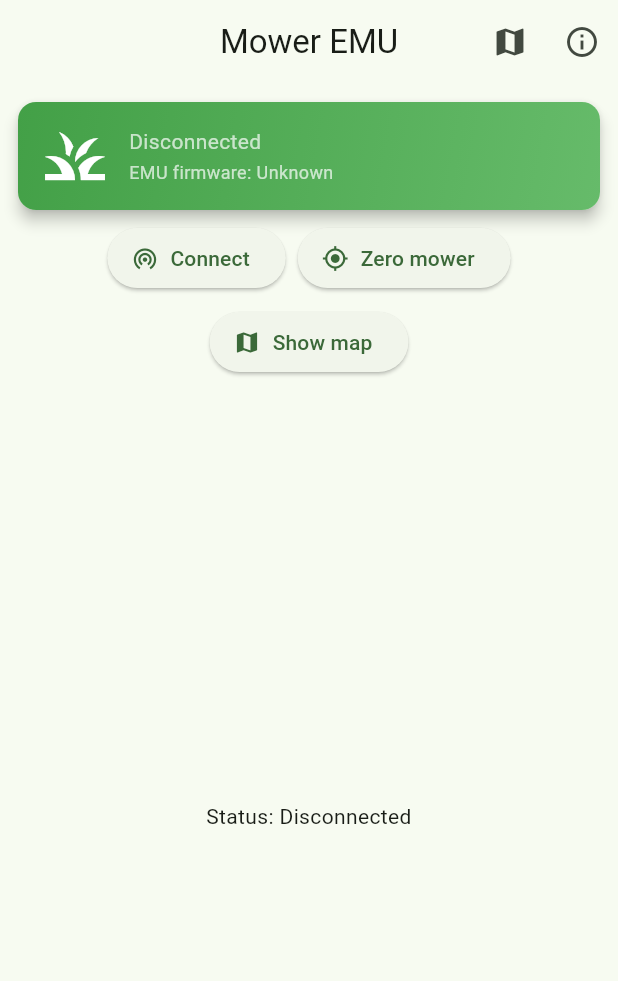
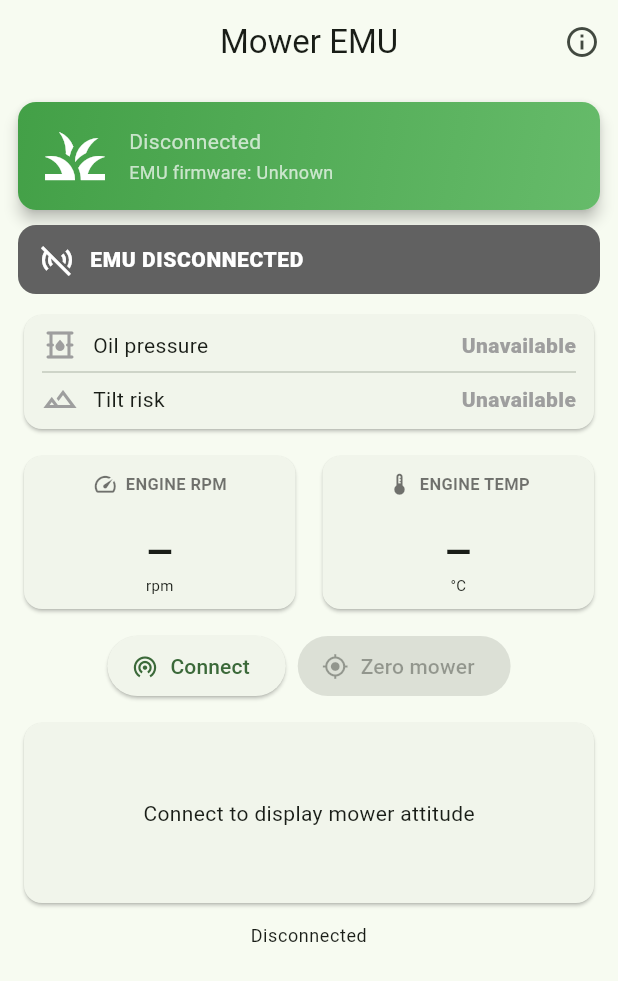
Before and after one commit to henrybrankin/mower_phone_app, a Flutter app: the screen it shows after launch, on a phone screen of 412 x 824 dp. Shown: the top 981 px of the screen. Run offline on Flutter 3.47's test engine with Material 3 defaults, Android fonts, the light colour scheme and no system bars; our stand-ins replace flutter_blue_plus, package_info_plus; missing offline and left inert: window_size.

Commit message:
Add engine monitoring UI and reserve hardware pins

```diff
--- a/lib/main.dart
+++ b/lib/main.dart
@@ -135,16 +135,11 @@ class _HomeScreenState extends State<HomeScreen> with WidgetsBindingObserver {
 
     final roll = bytes[0].toSigned(8);
     final pitch = bytes[1].toSigned(8);
-    final pressure = bytes[2] * (360.0 / 255.0);
-    final temp = bytes[3].toSigned(8).toDouble();
-
     setState(() {
       _last = TelemetryData(
         ts: DateTime.now(),
         rollDeg: roll.toDouble(),
         pitchDeg: pitch.toDouble(),
-        oilPressure: pressure,
-        oilTemp: temp,
       );
     });
   }
@@ -240,6 +235,7 @@ class _HomeScreenState extends State<HomeScreen> with WidgetsBindingObserver {
           mowerConnected: _connected,
           mowerFirmwareVersion: _firmwareVersion,
           bleService: _bleService,
+          onShowMap: _openHeatmap,
         ),
       ),
     );
@@ -253,11 +249,6 @@ class _HomeScreenState extends State<HomeScreen> with WidgetsBindingObserver {
         centerTitle: true,
         actions: [
           IconButton(
-            onPressed: _openHeatmap,
-            icon: const Icon(Icons.map),
-            tooltip: 'Open failure heatmap',
-          ),
-          IconButton(
             onPressed: _openAboutDiagnostics,
             icon: const Icon(Icons.info_outline),
             tooltip: 'About and diagnostics',
@@ -267,15 +258,45 @@ class _HomeScreenState extends State<HomeScreen> with WidgetsBindingObserver {
       body: Center(
         child: ConstrainedBox(
           constraints: const BoxConstraints(maxWidth: 420),
-          child: Padding(
+          child: ListView(
             padding: const EdgeInsets.all(12),
-            child: Column(
             children: [
                 StatusPanel(
                   connected: _connected,
                   firmwareVersion: _firmwareVersion,
                 ),
-                const SizedBox(height: 8),
+                const SizedBox(height: 10),
+                SafetySummary(
+                  connected: _connected,
+                  telemetryAvailable: _last != null,
+                ),
+                const SizedBox(height: 10),
+                SensorStatusPanel(
+                  connected: _connected,
+                  rollDeg: _last?.rollDeg,
+                  pitchDeg: _last?.pitchDeg,
+                ),
+                const SizedBox(height: 10),
+                const Row(
+                  children: [
+                    Expanded(
+                      child: CompactInstrument(
+                        icon: Icons.speed,
+                        label: 'ENGINE RPM',
+                        unit: 'rpm',
+                      ),
+                    ),
+                    SizedBox(width: 10),
+                    Expanded(
+                      child: CompactInstrument(
+                        icon: Icons.thermostat,
+                        label: 'ENGINE TEMP',
+                        unit: '°C',
+                      ),
+                    ),
+                  ],
+                ),
+                const SizedBox(height: 10),
                 Wrap(
                   alignment: WrapAlignment.center,
                   spacing: 8,
@@ -289,37 +310,29 @@ class _HomeScreenState extends State<HomeScreen> with WidgetsBindingObserver {
                       label: Text(_connected ? 'Disconnect' : 'Connect'),
                     ),
                     ElevatedButton.icon(
-                      onPressed: _requestZero,
+                      onPressed: _connected ? _requestZero : null,
                       icon: const Icon(Icons.my_location),
                       label: const Text('Zero mower'),
                     ),
-                    ElevatedButton.icon(
-                      onPressed: _openHeatmap,
-                      icon: const Icon(Icons.map),
-                      label: const Text('Show map'),
-                    ),
                   ],
                 ),
-                const SizedBox(height: 12),
-                if (_last != null) LiveReadout(data: _last!),
-                if (_last != null) const SizedBox(height: 12),
+                const SizedBox(height: 10),
                 if (_last != null)
                   AttitudeIndicator(
                     rollDeg: _last!.rollDeg,
                     pitchDeg: _last!.pitchDeg,
-                    headingDeg: _last!.oilPressure,
                   ),
-                const SizedBox(height: 12),
-                Expanded(
-                  child: Center(
+                if (_last == null)
+                  const _WaitingForAttitude(),
+                const SizedBox(height: 10),
+                Center(
                   child: Text(
-                      'Status: $_status',
+                    _status,
                     textAlign: TextAlign.center,
-                    ),
+                    style: Theme.of(context).textTheme.bodySmall,
                   ),
                 ),
               ],
-            ),
           ),
         ),
       ),
@@ -373,51 +386,285 @@ class StatusPanel extends StatelessWidget {
   }
 }
 
-class LiveReadout extends StatelessWidget {
-  final TelemetryData data;
+class SafetySummary extends StatelessWidget {
+  final bool connected;
+  final bool telemetryAvailable;
 
-  const LiveReadout({super.key, required this.data});
+  const SafetySummary({
+    super.key,
+    required this.connected,
+    required this.telemetryAvailable,
+  });
+
+  @override
+  Widget build(BuildContext context) {
+    final label = !connected
+        ? 'EMU DISCONNECTED'
+        : telemetryAvailable
+        ? 'MONITORING — PRESSURE INPUT PENDING'
+        : 'WAITING FOR TELEMETRY';
+    final color = connected ? Colors.blueGrey.shade700 : Colors.grey.shade700;
+    return Container(
+      padding: const EdgeInsets.symmetric(horizontal: 14, vertical: 11),
+      decoration: BoxDecoration(
+        color: color,
+        borderRadius: BorderRadius.circular(12),
+      ),
+      child: Row(
+        children: [
+          Icon(
+            connected ? Icons.health_and_safety : Icons.sensors_off,
+            color: Colors.white,
+          ),
+          const SizedBox(width: 10),
+          Expanded(
+            child: Text(
+              label,
+              style: const TextStyle(
+                color: Colors.white,
+                fontWeight: FontWeight.w800,
+                letterSpacing: 0.4,
+              ),
+            ),
+          ),
+        ],
+      ),
+    );
+  }
+}
+
+class SensorStatusPanel extends StatelessWidget {
+  final bool connected;
+  final double? rollDeg;
+  final double? pitchDeg;
+
+  const SensorStatusPanel({
+    super.key,
+    required this.connected,
+    this.rollDeg,
+    this.pitchDeg,
+  });
+
+  @override
+  Widget build(BuildContext context) {
+    final hasAttitude = rollDeg != null && pitchDeg != null;
+    final combinedTilt = hasAttitude
+        ? math.acos(
+                (math.cos(rollDeg! * math.pi / 180) *
+                        math.cos(pitchDeg! * math.pi / 180))
+                    .clamp(-1.0, 1.0),
+              ) *
+              180 /
+              math.pi
+        : null;
+    final tiltLabel = combinedTilt == null
+        ? 'Unavailable'
+        : combinedTilt >= 45
+        ? 'DANGER'
+        : combinedTilt >= 35
+        ? 'WARNING'
+        : 'SAFE';
+    final tiltColor = combinedTilt == null
+        ? Colors.grey
+        : combinedTilt >= 45
+        ? Colors.red
+        : combinedTilt >= 35
+        ? Colors.orange
+        : Colors.green;
+
+    return Card(
+      child: Padding(
+        padding: const EdgeInsets.symmetric(horizontal: 12, vertical: 8),
+        child: Column(
+          children: [
+            _StatusLine(
+              icon: Icons.oil_barrel_outlined,
+              label: 'Oil pressure',
+              value: connected ? 'Awaiting A6 input' : 'Unavailable',
+              color: Colors.grey,
+            ),
+            const Divider(height: 12),
+            _StatusLine(
+              icon: Icons.landscape_outlined,
+              label: 'Tilt risk',
+              value: tiltLabel,
+              color: tiltColor,
+            ),
+          ],
+        ),
+      ),
+    );
+  }
+}
+
+class _StatusLine extends StatelessWidget {
+  final IconData icon;
+  final String label;
+  final String value;
+  final Color color;
+
+  const _StatusLine({
+    required this.icon,
+    required this.label,
+    required this.value,
+    required this.color,
+  });
+
+  @override
+  Widget build(BuildContext context) {
+    return Row(
+      children: [
+        Icon(icon, color: color),
+        const SizedBox(width: 10),
+        Expanded(child: Text(label)),
+        Text(value, style: TextStyle(color: color, fontWeight: FontWeight.w800)),
+      ],
+    );
+  }
+}
+
+class CompactInstrument extends StatelessWidget {
+  final IconData icon;
+  final String label;
+  final String unit;
+  final double? value;
+  final double minimum;
+  final double maximum;
+
+  const CompactInstrument({
+    super.key,
+    required this.icon,
+    required this.label,
+    required this.unit,
+    this.value,
+    this.minimum = 0,
+    this.maximum = 1,
+  });
 
   @override
   Widget build(BuildContext context) {
     return Card(
       child: Padding(
-        padding: const EdgeInsets.all(12),
-        child: Row(
-          mainAxisAlignment: MainAxisAlignment.spaceAround,
+        padding: const EdgeInsets.fromLTRB(10, 10, 10, 8),
+        child: Column(
           children: [
-            _infoColumn('Heading', _formatHeading(data.oilPressure)),
-            _infoColumn('Gyro Z', _formatSigned(data.oilTemp)),
-            _infoColumn('Roll', _formatSigned(data.rollDeg)),
-            _infoColumn('Pitch', _formatSigned(data.pitchDeg)),
+            Row(
+              mainAxisAlignment: MainAxisAlignment.center,
+              children: [
+                Icon(icon, size: 17, color: Colors.black54),
+                const SizedBox(width: 5),
+                Text(
+                  label,
+                  style: const TextStyle(
+                    fontSize: 11,
+                    fontWeight: FontWeight.w700,
+                    color: Colors.black54,
+                  ),
+                ),
+              ],
+            ),
+            const SizedBox(height: 5),
+            SizedBox(
+              height: 62,
+              child: Stack(
+                alignment: Alignment.center,
+                children: [
+                  Positioned.fill(
+                    child: CustomPaint(
+                      painter: _CompactGaugePainter(
+                        value: value,
+                        minimum: minimum,
+                        maximum: maximum,
+                      ),
+                    ),
+                  ),
+                  Padding(
+                    padding: const EdgeInsets.only(top: 15),
+                    child: Column(
+                      mainAxisSize: MainAxisSize.min,
+                      children: [
+                        Text(
+                          value == null ? '—' : value!.round().toString(),
+                          style: const TextStyle(
+                            fontSize: 22,
+                            fontWeight: FontWeight.w800,
+                          ),
+                        ),
+                        Text(unit, style: const TextStyle(fontSize: 10)),
+                      ],
+                    ),
+                  ),
+                ],
+              ),
+            ),
           ],
         ),
       ),
     );
   }
+}
 
-  Widget _infoColumn(String label, String value) => Column(
-    children: [
-      Text(label, style: const TextStyle(color: Colors.black54)),
-      const SizedBox(height: 6),
-      Text(
-        value,
-        style: const TextStyle(fontWeight: FontWeight.bold, fontSize: 16),
+class _CompactGaugePainter extends CustomPainter {
+  final double? value;
+  final double minimum;
+  final double maximum;
+
+  const _CompactGaugePainter({
+    required this.value,
+    required this.minimum,
+    required this.maximum,
+  });
+
+  @override
+  void paint(Canvas canvas, Size size) {
+    final rect = Rect.fromLTWH(12, 7, size.width - 24, size.height * 1.15);
+    const start = math.pi;
+    const sweep = math.pi;
+    final track = Paint()
+      ..color = Colors.grey.shade300
+      ..style = PaintingStyle.stroke
+      ..strokeWidth = 7
+      ..strokeCap = StrokeCap.round;
+    canvas.drawArc(rect, start, sweep, false, track);
+    if (value == null || maximum <= minimum) return;
+    final fraction = ((value! - minimum) / (maximum - minimum)).clamp(0.0, 1.0);
+    final active = Paint()
+      ..color = Colors.green.shade600
+      ..style = PaintingStyle.stroke
+      ..strokeWidth = 7
+      ..strokeCap = StrokeCap.round;
+    canvas.drawArc(rect, start, sweep * fraction, false, active);
+  }
+
+  @override
+  bool shouldRepaint(covariant _CompactGaugePainter oldDelegate) =>
+      oldDelegate.value != value ||
+      oldDelegate.minimum != minimum ||
+      oldDelegate.maximum != maximum;
+}
+
+class _WaitingForAttitude extends StatelessWidget {
+  const _WaitingForAttitude();
+
+  @override
+  Widget build(BuildContext context) {
+    return const Card(
+      child: SizedBox(
+        height: 120,
+        child: Center(child: Text('Connect to display mower attitude')),
       ),
-    ],
     );
+  }
 }
 
 class AttitudeIndicator extends StatelessWidget {
   final double rollDeg;
   final double pitchDeg;
-  final double headingDeg;
 
   const AttitudeIndicator({
     super.key,
     required this.rollDeg,
     required this.pitchDeg,
-    required this.headingDeg,
   });
 
   @override
@@ -428,15 +675,24 @@ class AttitudeIndicator extends StatelessWidget {
         child: Column(
           crossAxisAlignment: CrossAxisAlignment.start,
           children: [
-            const Text(
+            Row(
+              children: [
+                const Expanded(
+                  child: Text(
                     'Attitude',
                     style: TextStyle(fontWeight: FontWeight.w700),
+                  ),
+                ),
+                Text('Roll ${_formatSigned(rollDeg)}°'),
+                const SizedBox(width: 12),
+                Text('Pitch ${_formatSigned(pitchDeg)}°'),
+              ],
             ),
             const SizedBox(height: 10),
             Center(
               child: SizedBox(
-                width: 210,
-                height: 210,
+                width: 190,
+                height: 190,
                 child: CustomPaint(
                   painter: _AttitudePainter(
                     rollDeg: rollDeg,
@@ -445,131 +701,10 @@ class AttitudeIndicator extends StatelessWidget {
                 ),
               ),
             ),
-            const SizedBox(height: 10),
-            SizedBox(
-              width: double.infinity,
-              height: 52,
-              child: HeadingTape(headingDeg: headingDeg),
-            ),
           ],
         ),
       ),
     );
-  }
-}
-
-class HeadingTape extends StatelessWidget {
-  final double headingDeg;
-
-  const HeadingTape({super.key, required this.headingDeg});
-
-  @override
-  Widget build(BuildContext context) {
-    return CustomPaint(painter: _HeadingTapePainter(headingDeg: headingDeg));
-  }
-}
-
-class _HeadingTapePainter extends CustomPainter {
-  final double headingDeg;
-
-  _HeadingTapePainter({required this.headingDeg});
-
-  @override
-  void paint(Canvas canvas, Size size) {
-    final rect = RRect.fromRectAndRadius(
-      Offset.zero & size,
-      const Radius.circular(8),
-    );
-    final bgPaint = Paint()..color = const Color(0xFF10151D);
-    canvas.drawRRect(rect, bgPaint);
-
-    final centerX = size.width / 2;
-    final centerY = size.height / 2;
-    final pxPerDeg = size.width / 120.0;
-    final majorPaint = Paint()
-      ..color = Colors.white
-      ..strokeWidth = 2;
-    final minorPaint = Paint()
-      ..color = Colors.white70
-      ..strokeWidth = 1.2;
-
-    final wrapped = _wrapHeading(headingDeg);
-    final anchor = (wrapped / 5.0).floor() * 5.0;
-
-    for (int step = -24; step <= 24; step++) {
-      final tickHeading = anchor + (step * 5.0);
-      final delta = tickHeading - wrapped;
-      final x = centerX + delta * pxPerDeg;
-      if (x < 0 || x > size.width) continue;
-
-      final roundedTick = _wrapHeading(tickHeading).round() % 360;
-      final isMajor = roundedTick % 10 == 0;
-      final tickTop = isMajor ? 8.0 : 14.0;
-      final tickBottom = isMajor ? 24.0 : 22.0;
-      canvas.drawLine(
-        Offset(x, tickTop),
-        Offset(x, tickBottom),
-        isMajor ? majorPaint : minorPaint,
-      );
-
-      if (roundedTick % 30 == 0) {
-        final value = _wrapHeading(tickHeading);
-        final label = _headingLabel(value);
-        final tp = TextPainter(
-          text: TextSpan(
-            text: label,
-            style: const TextStyle(
-              color: Colors.white,
-              fontSize: 10,
-              fontWeight: FontWeight.w700,
-            ),
-          ),
-          textDirection: TextDirection.ltr,
-        )..layout();
-        tp.paint(canvas, Offset(x - tp.width / 2, 28));
-      }
-    }
-
-    final pointerPath = Path()
-      ..moveTo(centerX, 4)
-      ..lineTo(centerX - 7, 14)
-      ..lineTo(centerX + 7, 14)
-      ..close();
-    canvas.drawPath(pointerPath, Paint()..color = Colors.amber.shade700);
-
-    final boxRect = RRect.fromRectAndRadius(
-      Rect.fromCenter(
-        center: Offset(centerX, centerY + 4),
-        width: 56,
-        height: 20,
-      ),
-      const Radius.circular(5),
-    );
-    canvas.drawRRect(boxRect, Paint()..color = const Color(0xFF1B2430));
-
-    final headingText = TextPainter(
-      text: TextSpan(
-        text: _formatHeading(headingDeg),
-        style: const TextStyle(
-          color: Colors.white,
-          fontSize: 11,
-          fontWeight: FontWeight.w800,
-        ),
-      ),
-      textDirection: TextDirection.ltr,
-    )..layout();
-    headingText.paint(
-      canvas,
-      Offset(
-        centerX - headingText.width / 2,
-        centerY - headingText.height / 2 + 4,
-      ),
-    );
-  }
-
-  @override
-  bool shouldRepaint(covariant _HeadingTapePainter oldDelegate) {
-    return oldDelegate.headingDeg != headingDeg;
   }
 }
 
@@ -764,26 +899,6 @@ String _formatSigned(double value) {
   return normalized >= 0 ? '+$text' : text;
 }
 
-double _wrapHeading(double value) {
-  double wrapped = value % 360.0;
-  if (wrapped < 0) wrapped += 360.0;
-  return wrapped;
-}
-
-String _formatHeading(double value) {
-  final wrapped = _wrapHeading(value).round() % 360;
-  return '${wrapped.toString().padLeft(3, '0')}°';
-}
-
-String _headingLabel(double heading) {
-  final rounded = _wrapHeading(heading).round() % 360;
-  if (rounded == 0) return 'N';
-  if (rounded == 90) return 'E';
-  if (rounded == 180) return 'S';
-  if (rounded == 270) return 'W';
-  return (rounded ~/ 10).toString().padLeft(2, '0');
-}
-
 class HeatmapScreen extends StatelessWidget {
   final List<List<MapCell>> map;
 
@@ -918,14 +1033,10 @@ class TelemetryData {
   final DateTime ts;
   final double rollDeg;
   final double pitchDeg;
-  final double oilPressure; // psi
-  final double oilTemp; // C
 
   TelemetryData({
     required this.ts,
     required this.rollDeg,
     required this.pitchDeg,
-    required this.oilPressure,
-    required this.oilTemp,
   });
 }
--- a/pubspec.yaml
+++ b/pubspec.yaml
@@ -16,7 +16,7 @@ publish_to: 'none' # Remove this line if you wish to publish to pub.dev
 # https://developer.apple.com/library/archive/documentation/General/Reference/InfoPlistKeyReference/Articles/CoreFoundationKeys.html
 # In Windows, build-name is used as the major, minor, and patch parts
 # of the product and file versions while build-number is used as the build suffix.
-version: 1.0.14+15
+version: 1.0.16+17
 
 environment:
   sdk: ^3.12.2
```
Also changed, not shown: assets/firmware/mower-ota-manifest.json (+6 -6 lines), lib/about_diagnostics_screen.dart (+25 -0 lines), 4 other files. Lines whose indentation alone changed are shown as unchanged.
